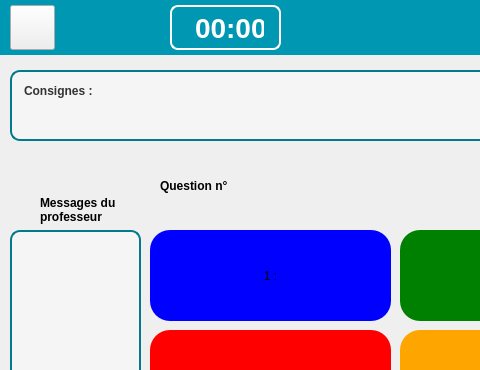
Sam-Depardieu/Labo-de-langue, file InterfaceEleve/interfaceqcm.ui: the form before one commit; both pictures show x 0 to 480 and y 0 to 370 of the 800 by 480 pixel window.
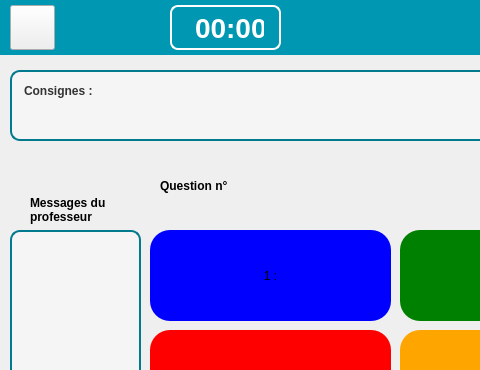
The form after the commit. Icons and pictures are not drawn.

The edit to the form file:
```diff
--- a/InterfaceEleve/interfaceqcm.ui
+++ b/InterfaceEleve/interfaceqcm.ui
@@ -270,10 +270,10 @@
   <widget class="QLabel" name="label">
    <property name="geometry">
     <rect>
-     <x>40</x>
-     <y>195</y>
-     <width>81</width>
-     <height>31</height>
+     <x>30</x>
+     <y>190</y>
+     <width>91</width>
+     <height>41</height>
     </rect>
    </property>
    <property name="font">
```
